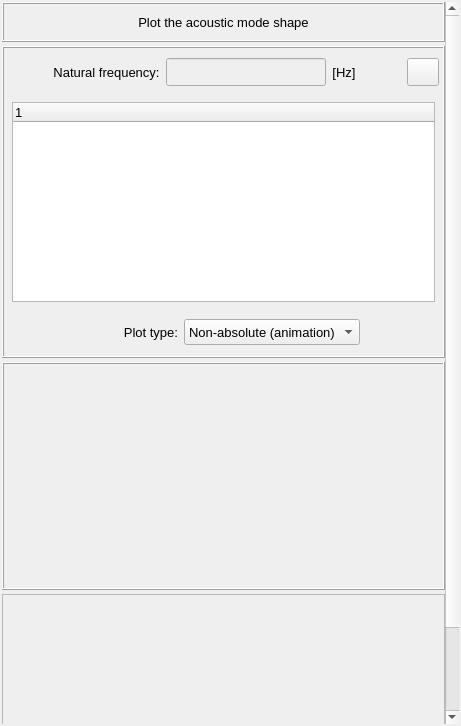
Old version of the form vibra/interface/data/ui_files/plots/acoustic/acoustic_mode_shape_inputs.ui in the repository MOPT-UFSC/VIBRA.
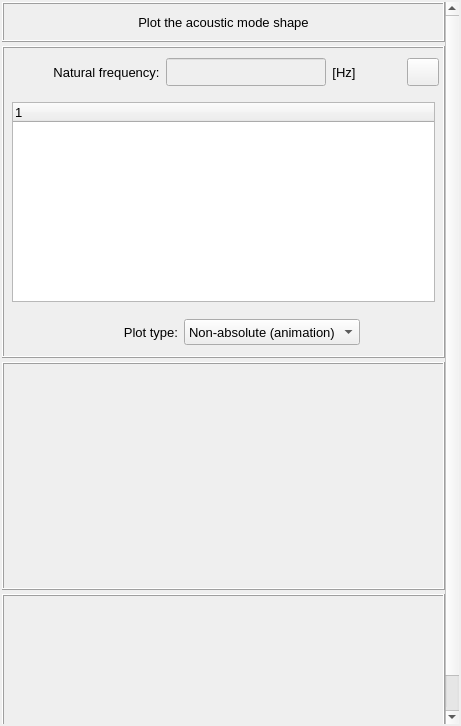
New version of the form. Icons and pictures are not drawn.

Patch:
```diff
--- a/vibra/interface/data/ui_files/plots/acoustic/acoustic_mode_shape_inputs.ui
+++ b/vibra/interface/data/ui_files/plots/acoustic/acoustic_mode_shape_inputs.ui
@@ -42,8 +42,8 @@
        <rect>
         <x>0</x>
         <y>0</y>
-        <width>443</width>
-        <height>820</height>
+        <width>440</width>
+        <height>760</height>
        </rect>
       </property>
       <layout class="QGridLayout" name="gridLayout_6">
@@ -70,11 +70,17 @@
          <property name="minimumSize">
           <size>
            <width>0</width>
-           <height>228</height>
+           <height>168</height>
+          </size>
+         </property>
+         <property name="maximumSize">
+          <size>
+           <width>16777215</width>
+           <height>168</height>
           </size>
          </property>
          <property name="frameShape">
-          <enum>QFrame::Shape::StyledPanel</enum>
+          <enum>QFrame::Shape::Box</enum>
          </property>
          <property name="frameShadow">
           <enum>QFrame::Shadow::Raised</enum>
```
